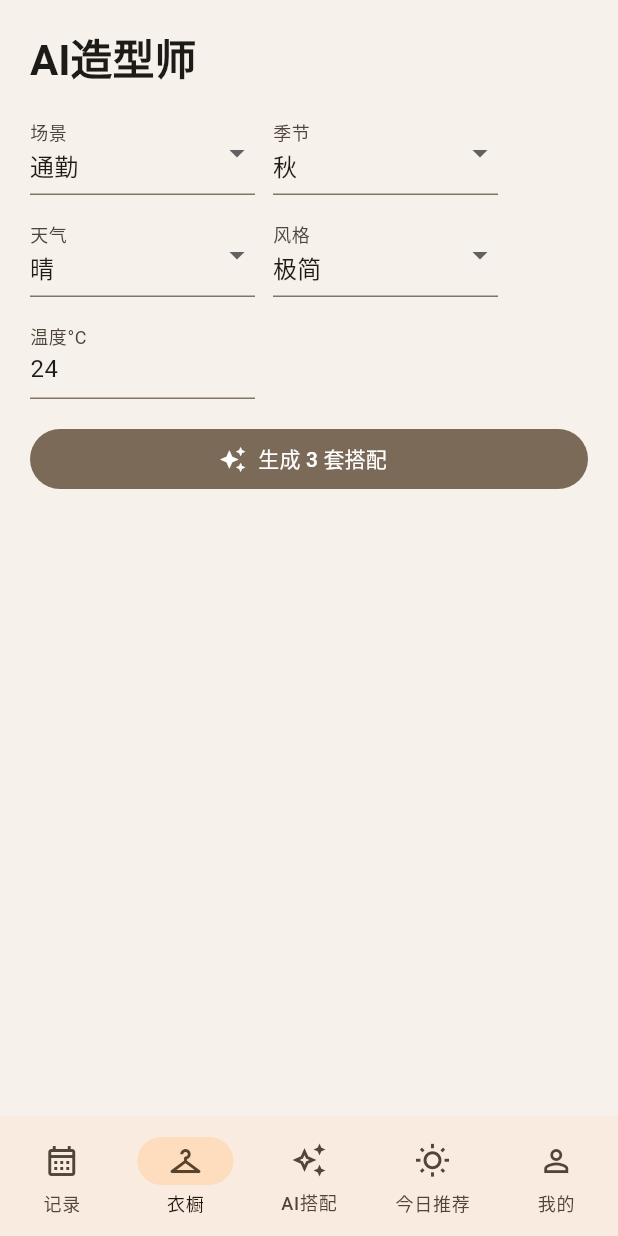
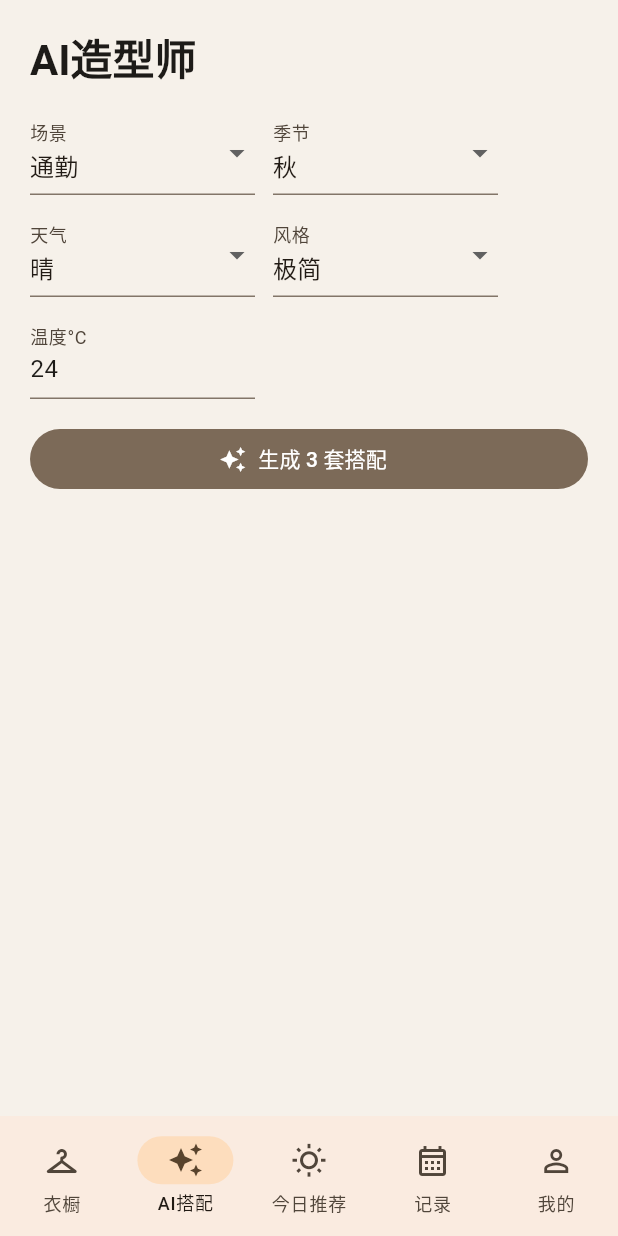
Before and after one commit to QodiCat/C--AI--, a Flutter app: the screen it shows after launch, item 2 of the bottom bar chosen, on a phone screen of 412 x 824 dp. Run offline on Flutter 3.47's test engine with Material 3 defaults, Android fonts, the light colour scheme and no system bars; missing offline and left inert: file_selector; network calls fail.

Commit message:
feat：适配Android

```diff
--- a/app/lib/core/network/app_config.dart
+++ b/app/lib/core/network/app_config.dart
@@ -1,3 +1,6 @@
 class AppConfig {
-  static const apiBaseUrl = "http://localhost:3000";
+  static const apiBaseUrl = String.fromEnvironment(
+    "API_BASE_URL",
+    defaultValue: "http://localhost:3000",
+  );
 }
--- a/app/lib/features/app_shell/app_shell_page.dart
+++ b/app/lib/features/app_shell/app_shell_page.dart
@@ -42,11 +42,6 @@ class _AppShellPageState extends State<AppShellPage> {
         },
         destinations: const [
           NavigationDestination(
-            icon: Icon(Icons.calendar_month_outlined),
-            selectedIcon: Icon(Icons.calendar_month),
-            label: "记录",
-          ),
-          NavigationDestination(
             icon: Icon(Icons.checkroom_outlined),
             selectedIcon: Icon(Icons.checkroom),
             label: "衣橱",
@@ -62,6 +57,11 @@ class _AppShellPageState extends State<AppShellPage> {
             label: "今日推荐",
           ),
           NavigationDestination(
+            icon: Icon(Icons.calendar_month_outlined),
+            selectedIcon: Icon(Icons.calendar_month),
+            label: "记录",
+          ),
+          NavigationDestination(
             icon: Icon(Icons.person_outline),
             selectedIcon: Icon(Icons.person),
             label: "我的",
```
Also changed, not shown: app/lib/main.dart (+7 -1 lines).
